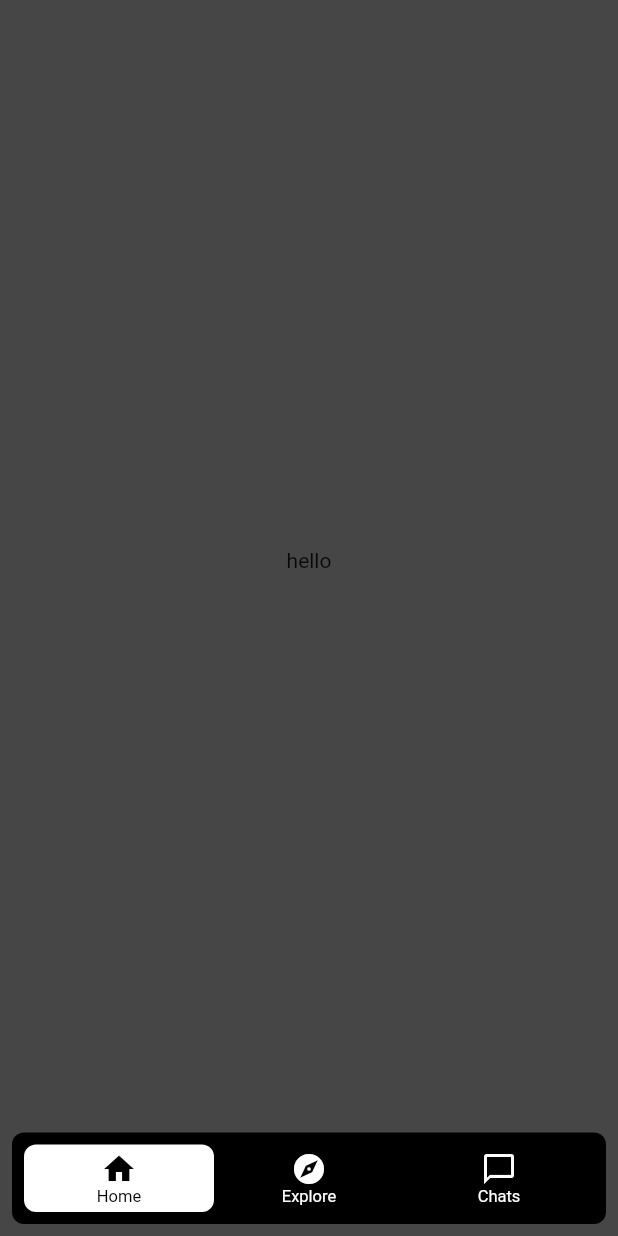
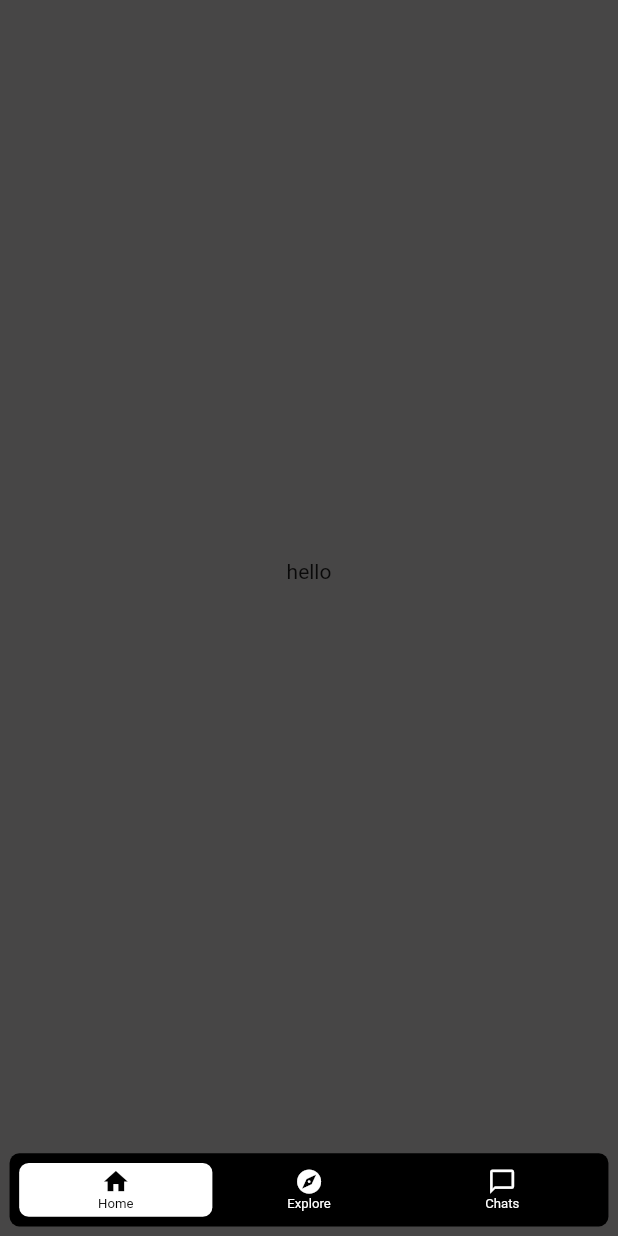
Before and after one commit to Ajju-kld/FLUTTER_PROJECTS, a Flutter app: the screen it shows after launch, on a phone screen of 412 x 824 dp. Run offline on Flutter 3.47's test engine with Material 2 defaults, Android fonts, the phone set to English and light mode, and no system bars; drawn by our look-alikes of floating_bottom_navigation_bar.

Commit message:
initial commit

```diff
--- a/PROJECT_1/portfolio/lib/homepage.dart
+++ b/PROJECT_1/portfolio/lib/homepage.dart
@@ -1,8 +1,7 @@
 import 'package:floating_bottom_navigation_bar/floating_bottom_navigation_bar.dart';
 import 'package:flutter/material.dart';
-import 'package:flutter/src/widgets/container.dart';
-import 'package:flutter/src/widgets/framework.dart';
-import 'package:portfolio/widget/bottom_nav.dart';
+
+
 
 class HomePage extends StatefulWidget {
   const HomePage({super.key});
@@ -22,10 +21,13 @@ static const List<Widget> pages = [
   Widget build(BuildContext context) {
     return Scaffold(
     backgroundColor: Color.fromARGB(225, 46, 45, 45),
-    bottomNavigationBar: FloatingNavbar(
+    bottomNavigationBar: FittedBox(fit: BoxFit.scaleDown,alignment: Alignment.center,
+      child: FloatingNavbar(
           width: 500,
           onTap: (int val) {
-          //returns tab id which is user tapped
+            setState(() {
+              _index=val;
+            });
           },
           currentIndex: _index,
           items: [
@@ -34,6 +36,7 @@ static const List<Widget> pages = [
             FloatingNavbarItem(icon: Icons.chat_bubble_outline, title: 'Chats'),
           ],
         ),
+    ),
 
     body: pages.elementAt(_index),);
   }
```
Lines whose indentation alone changed are shown as unchanged.
